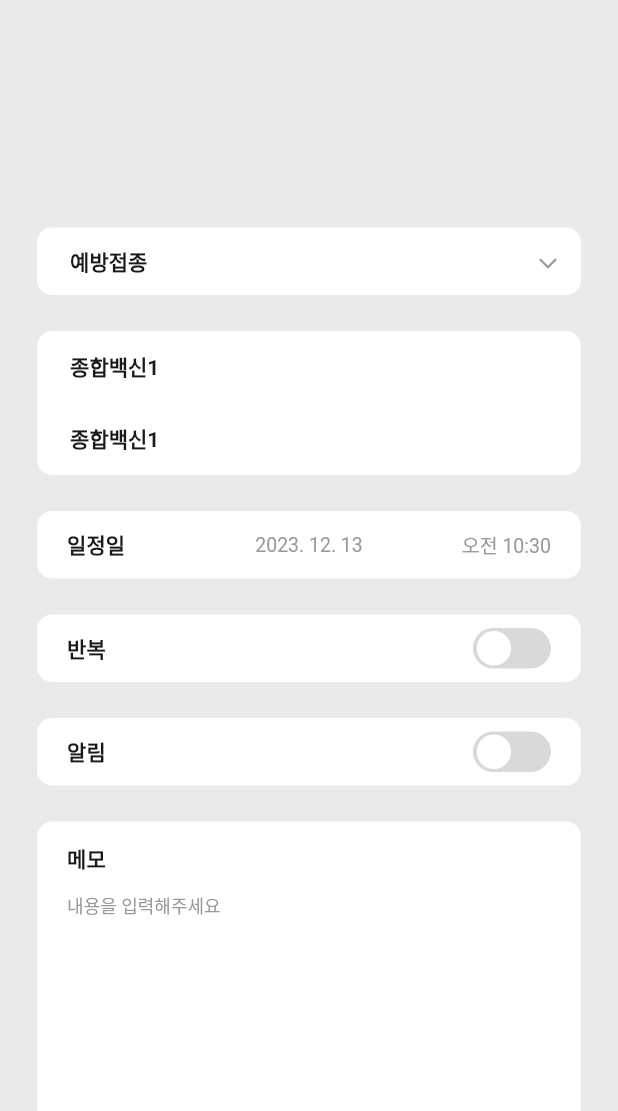
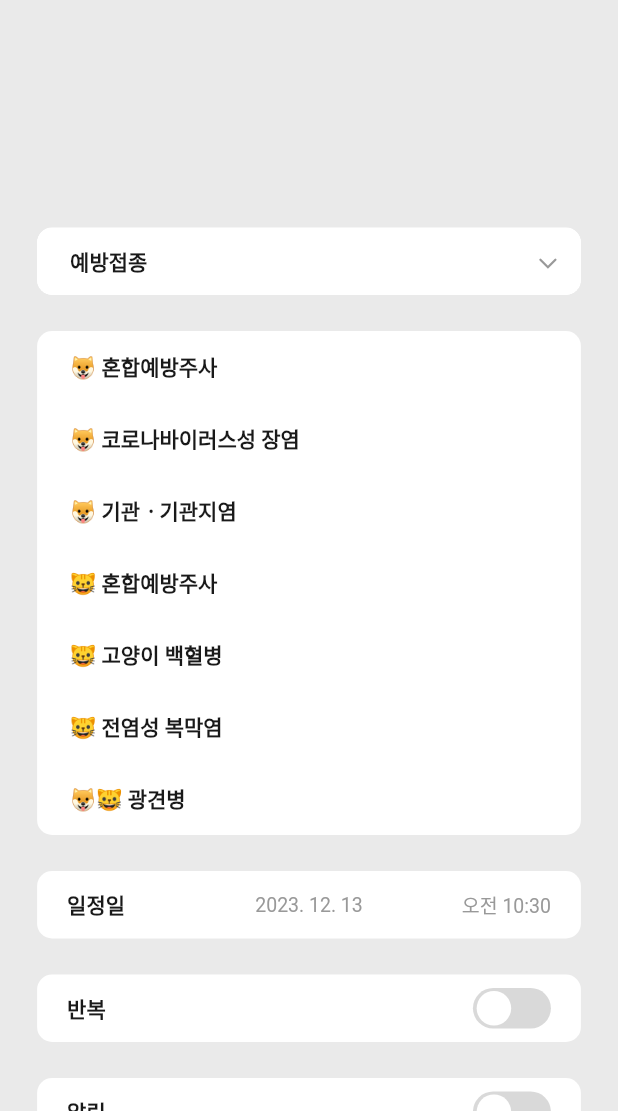
Before and after one commit to potato-club/meonghae_front, a Flutter app: the CalendarInfoScreen screen opened by its route, on a phone screen of 412 x 824 dp, the part 125-1236 px from its top. Run offline on Flutter 3.47's test engine with Material 2 defaults, Android fonts, the phone set to English and light mode, and no system bars; our stand-ins replace cached_network_image, carousel_slider, device_info, dio, dotted_border, file_picker and 11 more; missing offline and left inert: kakao_flutter_sdk, kakao_flutter_sdk_user; accounts and stored records are empty.

Commit message:
feat. CalendarScreen #17 - filter_category.dart 추가

```diff
--- a/lib/api/dio.dart
+++ b/lib/api/dio.dart
@@ -103,7 +103,6 @@ class SendAPI {
     var fcmToken = await FirebaseMessaging.instance.getToken(
         vapidKey:
             "BJw5iH7_tounnU7fXc_QPkzm1Rh_yIa6xxOkNDw5sWAwlGKPRcd2ojVHsJwhLvQDH9hS3nQ3f-XQDTpdP0dp8gs");
-    print('FCM => $fcmToken');
     final dio = Dio(BaseOptions(
       baseUrl: 'https://api.meonghae.site/',
       headers: {
@@ -123,6 +122,7 @@ class SendAPI {
       if (response.statusCode == successCode) {
         successFunc(response);
       } else {
+        print(response);
         SnackBarWidget.show(SnackBarType.error, errorMsg);
       }
     } on DioException catch (error) {
--- a/lib/controllers/calendar_controller.dart
+++ b/lib/controllers/calendar_controller.dart
@@ -113,6 +113,7 @@ class CalendarController extends GetxController {
           final List<CalendarModel> eventsList =
               contentList.map((json) => CalendarModel.fromJson(json)).toList();
           monthEvents.value = eventsList;
+          print(data.data);
         },
         errorMsg: "캘린더 정보 호출에 실패하였어요");
   }
@@ -126,8 +127,10 @@ class CalendarController extends GetxController {
 
   Future<void> addCalendar() async {
     if (!isSending.value) {
-      if (calendarForm.value.isFilled()) {
+      if (calendarForm.value.isFilled(customMode.value)) {
         isSending.value = true;
+        print(
+            "${calendarForm.value.petId}//${calendarForm.value.scheduleType}//${DateFormat('yyyy-MM-ddTHH:mm').format(calendarForm.value.scheduleTime)}//${calendarForm.value.hasRepeat}//${calendarForm.value.cycle}//${calendarForm.value.cycleType}//${calendarForm.value.cycleCount}");
         await SendAPI.post(
           url: "/profile-service/profile/calendar",
           request: {
--- /dev/null
+++ b/lib/data/filter_categories.dart
@@ -0,0 +1,26 @@
+Map<String, dynamic> categoryDetail = {
+  '직접입력': [],
+  '예방접종': [
+    {'label': '🐶 혼합예방주사', 'value': 'DHPPL'},
+    {'label': '🐶 코로나바이러스성 장염', 'value': 'CORONA'},
+    {'label': '🐶 기관ㆍ기관지염 ', 'value': 'KANNEL'},
+    {'label': '😺 혼합예방주사', 'value': 'CVRP'},
+    {'label': '😺 고양이 백혈병', 'value': 'FELINE'},
+    {'label': '😺 전염성 복막염', 'value': 'FIP'},
+    {'label': '🐶😺 광견병', 'value': 'RABIES'},
+  ],
+  '구충제': [
+    {'label': '🐶😺 심장 사상충', 'value': 'HEART'},
+    {'label': '🐶😺 내부 기생충', 'value': 'IN'},
+    {'label': '🐶😺 외부 기생충', 'value': 'OUT'},
+  ],
+  '건강검진': [
+    {'label': '🐶😺 건강검진', 'value': 'CHECK'},
+  ],
+};
+List<String> categoryKey = [
+  '직접입력',
+  '예방접종',
+  '구충제',
+  '건강검진',
+];
--- a/lib/data/species.dart
+++ b/lib/data/species.dart
@@ -1,5 +1,4 @@
-class Species {
-  static const List<String> dogSpecies = [
+List<String> dogSpecies = [
     "🐶 그레이하운드",
     "🐶 닥스훈트",
     "🐶 달마시안",
@@ -43,7 +42,7 @@ class Species {
     "🐶 푸들"
   ];
 
-  static const List<String> catSpecies = [
+   List<String> catSpecies = [
     "😺 나폴레옹",
     "😺 네벨룽",
     "😺 노르웨이 숲 고양이",
@@ -92,4 +91,3 @@ class Species {
     "😺 하바나 브라운",
     "😺 히말라얀"
   ];
-}
--- a/lib/models/login_,model.dart
+++ b/lib/models/login_,model.dart
@@ -59,7 +59,6 @@ class LoginModel {
     isLogined = await socialLogin.login();
     Dio dio = Dio(BaseOptions(baseUrl: 'https://api.meonghae.site/'));
     final String mobileId = await getMobileId();
-    print(mobileId);
     var fcmToken = await FirebaseMessaging.instance.getToken(
         vapidKey:
             "BJw5iH7_tounnU7fXc_QPkzm1Rh_yIa6xxOkNDw5sWAwlGKPRcd2ojVHsJwhLvQDH9hS3nQ3f-XQDTpdP0dp8gs");
--- a/lib/widgets/calendar_info_screen/category_dummy.dart
+++ /dev/null
@@ -1,23 +0,0 @@
-Map<String, dynamic> categoryDetail = {
-  '직접입력': [],
-  '예방접종': [
-    {'label': '종합백신1', 'value': ''},
-    {'label': '종합백신1', 'value': ''},
-  ],
-  '구충제 바르기': [
-    {'label': '종합백신1', 'value': ''},
-    {'label': '종합백신1', 'value': ''},
-    {'label': '종합백신1', 'value': ''},
-  ],
-  '건강검진': [
-    {'label': '종합백신1', 'value': ''},
-    {'label': '종합백신1', 'value': ''},
-  ],
-  '기타': [
-    {'label': '종합백신1', 'value': ''},
-    {'label': '종합백신1', 'value': ''},
-    {'label': '종합백신1', 'value': ''},
-    {'label': '종합백신1', 'value': ''},
-  ],
-};
-List<String> categoryKey = ['직접입력', '예방접종', '구충제 바르기', '건강검진', '기타'];
--- a/lib/widgets/calendar_info_screen/filter_widget.dart
+++ b/lib/widgets/calendar_info_screen/filter_widget.dart
@@ -2,7 +2,7 @@ import 'package:flutter/material.dart';
 import 'package:get/get.dart';
 import 'package:meonghae_front/controllers/calendar_controller.dart';
 import 'package:meonghae_front/themes/customColor.dart';
-import 'package:meonghae_front/widgets/calendar_info_screen/category_dummy.dart';
+import 'package:meonghae_front/data/filter_categories.dart';
 import 'package:meonghae_front/widgets/calendar_info_screen/select_input_widget.dart';
 
 class FilterWidget extends StatefulWidget {
--- a/lib/widgets/login_screen/kakao_widget.dart
+++ b/lib/widgets/login_screen/kakao_widget.dart
@@ -32,7 +32,6 @@ class _KakaoButtonState extends State<KakaoButton> {
     } else if (!result['success']) {
       var a = await KakaoSdk.origin;
       SnackBarWidget.show(SnackBarType.error, result['error']);
-      print(a + "여기여기!!");
     }
     setState(() {});
   }
--- a/lib/widgets/main_screen/my_dog_scroll_widget.dart
+++ b/lib/widgets/main_screen/my_dog_scroll_widget.dart
@@ -66,7 +66,6 @@ class _MyDogScrollWidgetState extends State<MyDogScrollWidget> {
         SingleChildScrollView(
           scrollDirection: Axis.horizontal,
           child: GetX<DogController>(builder: (controller) {
-            print(controller.dogsInfo);
             return Row(
               children: [
                 SizedBox(width: MediaQuery.of(context).size.width * 0.06),
--- a/lib/widgets/main_screen/schedule_content_widget.dart
+++ b/lib/widgets/main_screen/schedule_content_widget.dart
@@ -25,6 +25,7 @@ class _ScheduleContentWidgetState extends State<ScheduleContentWidget> {
       url: "/profile-service/profile/calendar/preview",
       successFunc: (data) {
         setState(() => preview = data.data);
+        print(data.data);
       },
       errorMsg: "일정 미리보기 정보 호출에 실패하였어요",
     );
@@ -123,7 +124,7 @@ class _ScheduleContentWidgetState extends State<ScheduleContentWidget> {
                     for (int i = 0; i < preview.length; i++)
                       createPostItem(
                           time: preview[i]['scheduleDate'],
-                          content: preview[i]['scheduleText'],
+                          content: preview[i]['scheduleText'] ?? '',
                           name: preview[i]['petName'],
                           isEndItem: i + 1 == preview.length),
                     const SizedBox(height: 20),
--- a/lib/widgets/register_dog_screen/registerForm_widget.dart
+++ b/lib/widgets/register_dog_screen/registerForm_widget.dart
@@ -19,7 +19,7 @@ class RegisterForm extends StatefulWidget {
 class _RegisterFormState extends State<RegisterForm> {
   final formKey = GlobalKey<FormState>();
   List<String> genderList = ['남', '여'];
-  List<String> kindList = Species.dogSpecies + Species.catSpecies;
+  List<String> kindList = dogSpecies + catSpecies;
   List<String> placeList = [
     '지인',
     '일반 애견센터',
```
Also changed, not shown: lib/models/calendar_model.dart (+19 -6 lines), lib/widgets/svg/sad.dart (+1 -1 lines).
